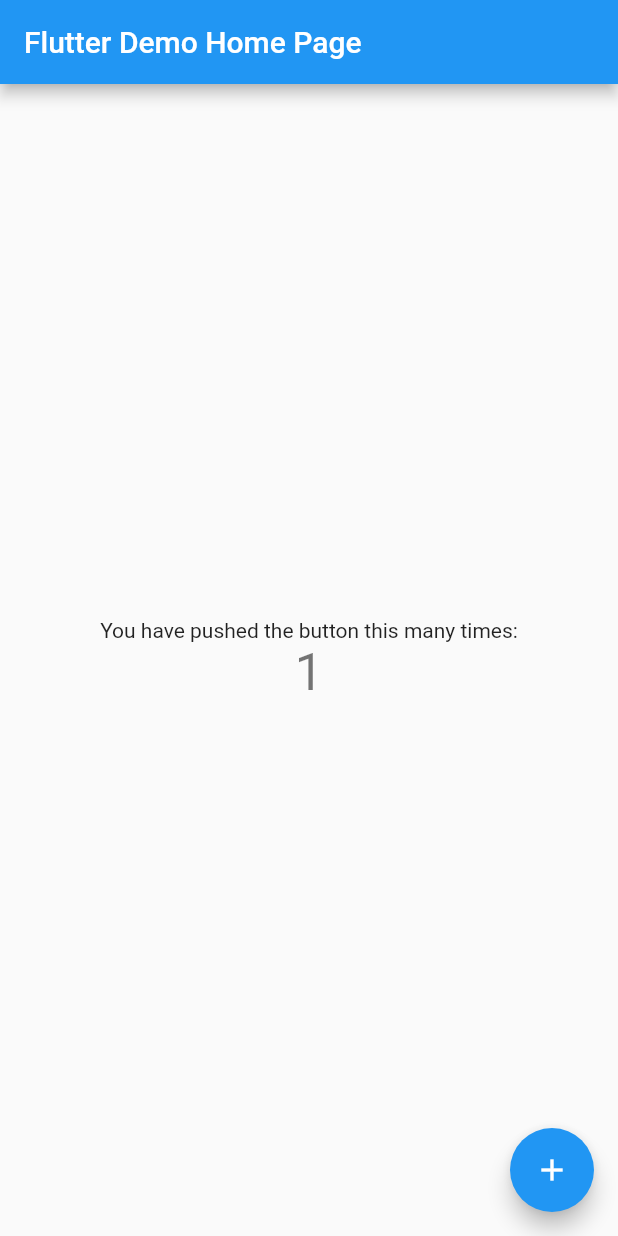
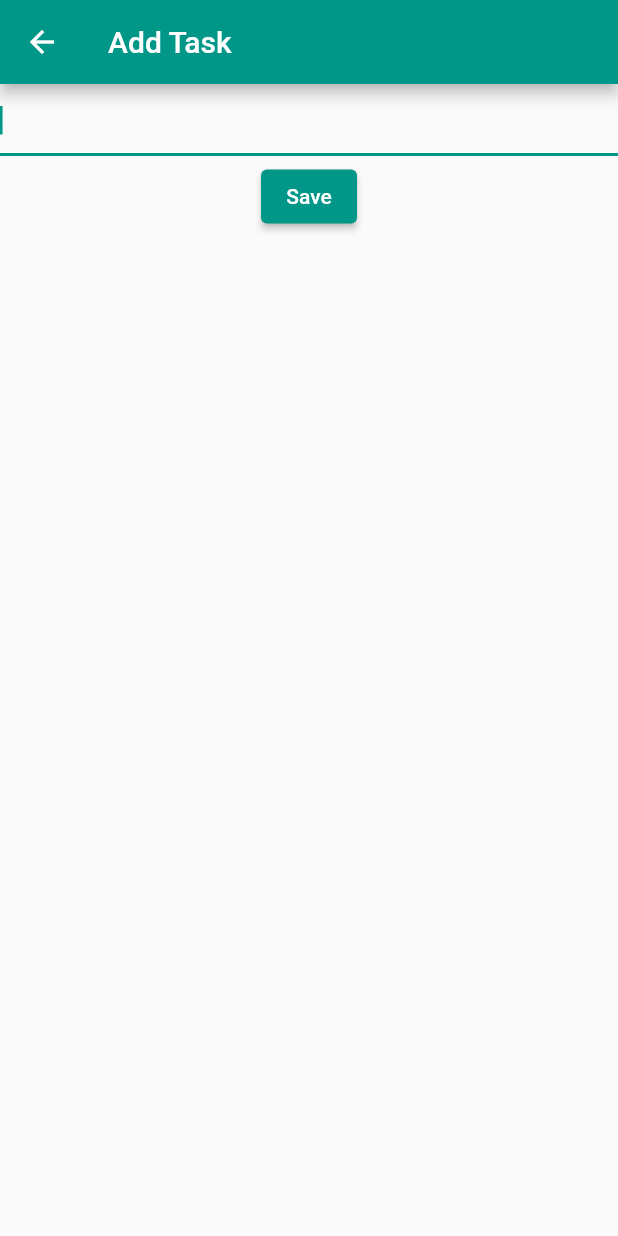
Before and after one commit to apoorvaadarsh/my_todo, a Flutter app: the screen it shows after launch, after a tap on the "add" icon, on a phone screen of 412 x 824 dp. Run offline on Flutter 3.47's test engine with Material 2 defaults, Android fonts, the phone set to English and light mode, and no system bars.

Commit message:
made basic screens

```diff
--- a/lib/main.dart
+++ b/lib/main.dart
@@ -1,4 +1,6 @@
 import 'package:flutter/material.dart';
+import 'package:my_todo/screens/add_task_screen.dart';
+import 'package:my_todo/screens/homescreen.dart';
 
 void main() {
   runApp(const MyApp());
@@ -11,105 +13,14 @@ class MyApp extends StatelessWidget {
   @override
   Widget build(BuildContext context) {
     return MaterialApp(
-      title: 'Flutter Demo',
+      title: 'Flutter Todo',
       theme: ThemeData(
-        // This is the theme of your application.
-        //
-        // Try running your application with "flutter run". You'll see the
-        // application has a blue toolbar. Then, without quitting the app, try
-        // changing the primarySwatch below to Colors.green and then invoke
-        // "hot reload" (press "r" in the console where you ran "flutter run",
-        // or simply save your changes to "hot reload" in a Flutter IDE).
-        // Notice that the counter didn't reset back to zero; the application
-        // is not restarted.
-        primarySwatch: Colors.blue,
+        primarySwatch: Colors.teal,
       ),
-      home: const MyHomePage(title: 'Flutter Demo Home Page'),
+      home: HomeScreen(),
+      routes: {
+        AddTaskScreen.routeName: (context) => AddTaskScreen(),
+      },
     );
   }
 }
-
-class MyHomePage extends StatefulWidget {
-  const MyHomePage({Key? key, required this.title}) : super(key: key);
-
-  // This widget is the home page of your application. It is stateful, meaning
-  // that it has a State object (defined below) that contains fields that affect
-  // how it looks.
-
-  // This class is the configuration for the state. It holds the values (in this
-  // case the title) provided by the parent (in this case the App widget) and
-  // used by the build method of the State. Fields in a Widget subclass are
-  // always marked "final".
-
-  final String title;
-
-  @override
-  State<MyHomePage> createState() => _MyHomePageState();
-}
-
-class _MyHomePageState extends State<MyHomePage> {
-  int _counter = 0;
-
-  void _incrementCounter() {
-    setState(() {
-      // This call to setState tells the Flutter framework that something has
-      // changed in this State, which causes it to rerun the build method below
-      // so that the display can reflect the updated values. If we changed
-      // _counter without calling setState(), then the build method would not be
-      // called again, and so nothing would appear to happen.
-      _counter++;
-    });
-  }
-
-  @override
-  Widget build(BuildContext context) {
-    // This method is rerun every time setState is called, for instance as done
-    // by the _incrementCounter method above.
-    //
-    // The Flutter framework has been optimized to make rerunning build methods
-    // fast, so that you can just rebuild anything that needs updating rather
-    // than having to individually change instances of widgets.
-    return Scaffold(
-      appBar: AppBar(
-        // Here we take the value from the MyHomePage object that was created by
-        // the App.build method, and use it to set our appbar title.
-        title: Text(widget.title),
-      ),
-      body: Center(
-        // Center is a layout widget. It takes a single child and positions it
-        // in the middle of the parent.
-        child: Column(
-          // Column is also a layout widget. It takes a list of children and
-          // arranges them vertically. By default, it sizes itself to fit its
-          // children horizontally, and tries to be as tall as its parent.
-          //
-          // Invoke "debug painting" (press "p" in the console, choose the
-          // "Toggle Debug Paint" action from the Flutter Inspector in Android
-          // Studio, or the "Toggle Debug Paint" command in Visual Studio Code)
-          // to see the wireframe for each widget.
-          //
-          // Column has various properties to control how it sizes itself and
-          // how it positions its children. Here we use mainAxisAlignment to
-          // center the children vertically; the main axis here is the vertical
-          // axis because Columns are vertical (the cross axis would be
-          // horizontal).
-          mainAxisAlignment: MainAxisAlignment.center,
-          children: <Widget>[
-            const Text(
-              'You have pushed the button this many times:',
-            ),
-            Text(
-              '$_counter',
-              style: Theme.of(context).textTheme.headline4,
-            ),
-          ],
-        ),
-      ),
-      floatingActionButton: FloatingActionButton(
-        onPressed: _incrementCounter,
-        tooltip: 'Increment',
-        child: const Icon(Icons.add),
-      ), // This trailing comma makes auto-formatting nicer for build methods.
-    );
-  }
-}
--- /dev/null
+++ b/lib/models/tasks.dart
@@ -0,0 +1,6 @@
+class Tasks {
+  String title;
+  bool isCompleted;
+
+  Tasks({this.title="demo", this.isCompleted = false});
+}
--- /dev/null
+++ b/lib/screens/add_task_screen.dart
@@ -0,0 +1,52 @@
+import 'package:flutter/material.dart';
+import 'package:my_todo/models/tasks.dart';
+
+class AddTaskScreen extends StatefulWidget {
+  static const routeName = "/add-task";
+  const AddTaskScreen({Key? key}) : super(key: key);
+
+  @override
+  _AddTaskScreenState createState() => _AddTaskScreenState();
+}
+
+String _taskName = "";
+Tasks tasks=Tasks();
+
+_onSave() {
+  print("Task name: $_taskName");
+  tasks.title = _taskName;
+}
+
+class _AddTaskScreenState extends State<AddTaskScreen> {
+  @override
+  Widget build(BuildContext context) {
+    return Scaffold(
+      appBar: AppBar(
+        title: Text("Add Task"),
+      ),
+      body: Column(
+        children: [
+          Container(
+            child: TextField(
+              autofocus: true,
+              onSubmitted: (value) {
+                setState(() {
+                  _taskName = value;
+                });
+                _onSave();
+                Navigator.of(context).pop(tasks);
+              },
+            ),
+          ),
+          Padding(
+            padding: const EdgeInsets.all(3.0),
+            child: ElevatedButton(
+              onPressed: () => _onSave,
+              child: const Text("Save"),
+            ),
+          ),
+        ],
+      ),
+    );
+  }
+}
--- /dev/null
+++ b/lib/screens/homescreen.dart
@@ -0,0 +1,39 @@
+import 'package:flutter/material.dart';
+import 'package:my_todo/models/tasks.dart';
+import 'package:my_todo/screens/add_task_screen.dart';
+import 'package:my_todo/widgets/tasks_list.dart';
+
+class HomeScreen extends StatelessWidget {
+  HomeScreen({Key? key}) : super(key: key);
+
+  List<Tasks> taskitems = [];
+
+  void goToAddTaskScreen(BuildContext context) {
+    Navigator.push(
+      context,
+      MaterialPageRoute(
+        builder: (context) => AddTaskScreen(),
+      ),
+    );
+  }
+
+  @override
+  Widget build(BuildContext context) {
+    return Scaffold(
+      appBar: AppBar(
+        title: const Text('Todo App'),
+      ),
+      body: Container(
+        child: ListView.builder(
+            itemCount: 10,
+            itemBuilder: (context, index) {
+              return TaskList();
+            }),
+      ),
+      floatingActionButton: FloatingActionButton(
+        onPressed: () => goToAddTaskScreen(context),
+        child: Icon(Icons.add),
+      ),
+    );
+  }
+}
--- /dev/null
+++ b/lib/widgets/tasks_list.dart
@@ -0,0 +1,13 @@
+import 'package:flutter/material.dart';
+
+class TaskList extends StatelessWidget {
+  const TaskList({ Key? key }) : super(key: key);
+
+  @override
+  Widget build(BuildContext context) {
+    return ListTile(
+      title: Text('Task List'),
+      trailing: Icon(Icons.check_box_sharp),
+    );
+  }
+}
```
